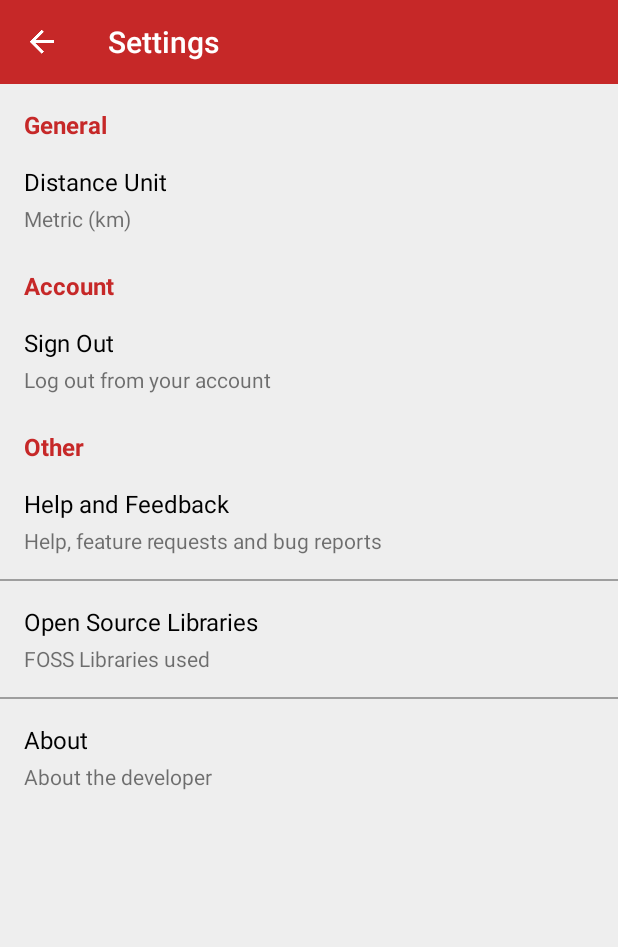
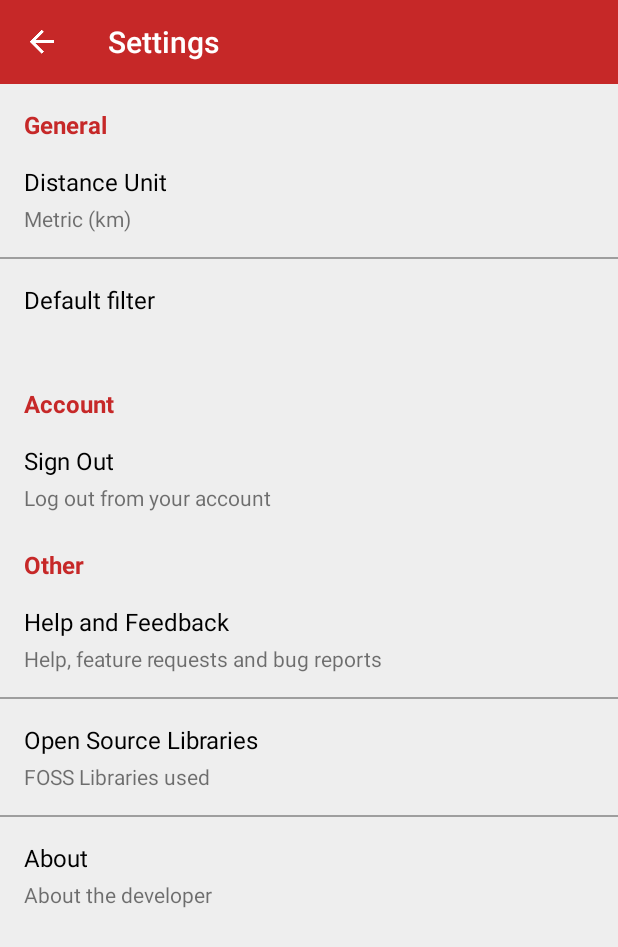
Before and after one commit to TobiPristupin/RUN, an Android app: the screen it shows after launch once a user with an empty profile is signed in (SettingsActivityView), in the side drawer, after a tap on "Settings", on a phone screen of 412 x 824 dp. Shown: the top 947 px of the screen. Run offline under Robolectric (Android 15) with nearby library versions, the phone set to English and light mode, and no system bars; our stand-ins replace CircleImageView, Firebase (no records; nobody signed in at launch, a user with empty details on screens opened directly), Picasso; libraries missing offline, so code that uses them is left out: com.jaredrummler.materialspinner, es.dmoral.toasty, jp.wasabeef.recyclerview; pictures from the network do not load; 11 statements that could not run were skipped.

Commit message:
Added enum to represent history fragment filters

```diff
--- a/app/src/main/java/com/example/tobias/run/app/MainPresenter.java
+++ b/app/src/main/java/com/example/tobias/run/app/MainPresenter.java
@@ -3,14 +3,13 @@ package com.example.tobias.run.app;
 import android.net.Uri;
 import android.support.annotation.NonNull;
 
+import com.example.tobias.run.data.Distance;
 import com.example.tobias.run.data.FirebaseDatabaseManager;
+import com.example.tobias.run.data.RunFilter;
 import com.example.tobias.run.data.SharedPreferenceRepository;
 import com.google.firebase.auth.FirebaseAuth;
 import com.google.firebase.auth.FirebaseUser;
 
-/**
- * Created by Tobi on 10/21/2017.
- */
 
 public class MainPresenter {
 
@@ -70,9 +69,13 @@ public class MainPresenter {
      * sets it to default value (mi)
      */
     public void initSharedPreferences(){
-        //Distance unit hasn't been initialized, user reset app or first time using
-        if (preferenceRepository.get(SharedPreferenceRepository.DISTANCE_UNIT_KEY) == null){
-            preferenceRepository.set(SharedPreferenceRepository.DISTANCE_UNIT_KEY, "km");
+        //If values haven't been set, add default values
+        if (preferenceRepository.getDistanceUnit() == null) {
+            preferenceRepository.setDistanceUnit(Distance.Unit.KM);
+        }
+
+        if (preferenceRepository.getRunFilter() == null) {
+            preferenceRepository.setRunFilter(RunFilter.MONTH);
         }
     }
 
--- a/app/src/main/java/com/example/tobias/run/data/Distance.java
+++ b/app/src/main/java/com/example/tobias/run/data/Distance.java
@@ -161,6 +161,17 @@ public class Distance implements Parcelable {
         }
 
 
+        public static Unit get(String value) {
+            switch (value.toLowerCase()) {
+                case "km":
+                    return KM;
+                case "mi":
+                    return MILE;
+                default:
+                    throw new RuntimeException();
+            }
+        }
+
         @Override
         public String toString() {
             return value;
--- /dev/null
+++ b/app/src/main/java/com/example/tobias/run/data/RunFilter.java
@@ -0,0 +1,22 @@
+package com.example.tobias.run.data;
+
+
+public enum RunFilter {
+    WEEK, MONTH, YEAR, ALL;
+
+
+    public static RunFilter get(String value) {
+        switch (value.toLowerCase()) {
+            case "week":
+                return WEEK;
+            case "month":
+                return MONTH;
+            case "year":
+                return YEAR;
+            case "all":
+                return ALL;
+            default:
+                throw new RuntimeException();
+        }
+    }
+}
--- a/app/src/main/java/com/example/tobias/run/data/SharedPreferenceManager.java
+++ b/app/src/main/java/com/example/tobias/run/data/SharedPreferenceManager.java
@@ -2,15 +2,17 @@ package com.example.tobias.run.data;
 
 import android.content.Context;
 import android.content.SharedPreferences;
-import android.support.annotation.Nullable;
+import android.util.Log;
 
 import com.example.tobias.run.R;
+
 /**
  * Created by Tobi on 10/21/2017.
  */
 
 public class SharedPreferenceManager implements SharedPreferenceRepository {
 
+    public static final String TAG = "SharedPreferenceManager";
     private SharedPreferences sharedPrefs;
 
     public SharedPreferenceManager(Context context){
@@ -19,23 +21,36 @@ public class SharedPreferenceManager implements SharedPreferenceRepository {
     }
 
     @Override
-    @Nullable
-    public Distance.Unit get(String key) {
-        String value = sharedPrefs.getString(key, null);
+    public Distance.Unit getDistanceUnit() {
+        String value = sharedPrefs.getString(SharedPreferenceRepository.DISTANCE_UNIT_KEY, null);
 
         if (value == null){
+            Log.d(TAG, "No value set for distance unit in shared preferences. Returned null");
             return null;
         }
 
-        if (value.equals("km")){
-            return Distance.Unit.KM;
-        }
-
-        return Distance.Unit.MILE;
+        return Distance.Unit.get(value);
     }
 
     @Override
-    public void set(String key, String value) {
-        sharedPrefs.edit().putString(key, value).apply();
+    public RunFilter getRunFilter() {
+        String value = sharedPrefs.getString(SharedPreferenceRepository.FILTER_KEY, null);
+
+        if (value == null) {
+            Log.d(TAG, "No value set for distance unit in shared preferences. Returned null");
+            return null;
+        }
+
+        return RunFilter.get(value);
+    }
+
+    @Override
+    public void setRunFilter(RunFilter filter) {
+        sharedPrefs.edit().putString(FILTER_KEY, filter.toString()).apply();
+    }
+
+    @Override
+    public void setDistanceUnit(Distance.Unit unit) {
+        sharedPrefs.edit().putString(DISTANCE_UNIT_KEY, unit.toString()).apply();
     }
 }
--- a/app/src/main/java/com/example/tobias/run/data/SharedPreferenceRepository.java
+++ b/app/src/main/java/com/example/tobias/run/data/SharedPreferenceRepository.java
@@ -7,7 +7,13 @@ package com.example.tobias.run.data;
 public interface SharedPreferenceRepository {
 
     String DISTANCE_UNIT_KEY = "distance_unit";
+    String FILTER_KEY = "filter";
 
-    Distance.Unit get(String key);
-    void set(String key, String value);
+    Distance.Unit getDistanceUnit();
+
+    void setDistanceUnit(Distance.Unit unit);
+
+    RunFilter getRunFilter();
+
+    void setRunFilter(RunFilter filter);
 }
--- a/app/src/main/java/com/example/tobias/run/editor/EditorPresenter.java
+++ b/app/src/main/java/com/example/tobias/run/editor/EditorPresenter.java
@@ -47,7 +47,7 @@ public class EditorPresenter {
     }
 
     private void setViewEditMode(){
-        Distance.Unit unit = preferenceRepository.get(SharedPreferenceRepository.DISTANCE_UNIT_KEY);
+        Distance.Unit unit = preferenceRepository.getDistanceUnit();
 
         String distanceText = RunUtils.distanceToString(runToEdit.getDistance(unit), unit);
         view.setDistanceText(distanceText);
--- a/app/src/main/java/com/example/tobias/run/editor/dialog/DistanceDialog.java
+++ b/app/src/main/java/com/example/tobias/run/editor/dialog/DistanceDialog.java
@@ -80,7 +80,7 @@ public class DistanceDialog {
      */
     private void initUnitText(){
         TextView unitText = rootView.findViewById(R.id.distance_unit);
-        unitText.setText(preferenceManager.get(SharedPreferenceRepository.DISTANCE_UNIT_KEY).toString());
+        unitText.setText(preferenceManager.getDistanceUnit().toString());
     }
 
     /**
@@ -90,7 +90,7 @@ public class DistanceDialog {
     private String formatValues(){
         String distance = null;
         distance = "" + numberPickerWhole.getValue() + "." + numberPickerDecimal.getValue() + " " +
-                preferenceManager.get(SharedPreferenceRepository.DISTANCE_UNIT_KEY);
+                preferenceManager.getDistanceUnit();
         return distance;
     }
 
--- a/app/src/main/java/com/example/tobias/run/history/HistoryFragmentView.java
+++ b/app/src/main/java/com/example/tobias/run/history/HistoryFragmentView.java
@@ -25,6 +25,7 @@ import android.widget.RelativeLayout;
 import com.example.tobias.run.R;
 import com.example.tobias.run.data.FirebaseDatabaseManager;
 import com.example.tobias.run.data.Run;
+import com.example.tobias.run.data.RunFilter;
 import com.example.tobias.run.editor.EditorActivityView;
 import com.example.tobias.run.history.adapter.HistoryRecyclerViewAdapter;
 import com.example.tobias.run.utils.VerticalDividerItemDecoration;
@@ -239,8 +240,9 @@ public class HistoryFragmentView extends Fragment implements HistoryView {
      * @return current state of filter spinner
      */
     @Override
-    public String getDataFilter() {
-        return dateSpinner.getItems().get(dateSpinner.getSelectedIndex()).toString();
+    public RunFilter getDataFilter() {
+        String value = dateSpinner.getItems().get(dateSpinner.getSelectedIndex()).toString();
+        return RunFilter.get(value);
     }
 
     @Override
--- a/app/src/main/java/com/example/tobias/run/history/HistoryPresenter.java
+++ b/app/src/main/java/com/example/tobias/run/history/HistoryPresenter.java
@@ -2,6 +2,7 @@ package com.example.tobias.run.history;
 
 import com.example.tobias.run.data.ObservableDatabase;
 import com.example.tobias.run.data.Run;
+import com.example.tobias.run.data.RunFilter;
 import com.example.tobias.run.data.RunPredicates;
 import com.example.tobias.run.interfaces.Observer;
 import com.example.tobias.run.utils.DateUtils;
@@ -59,26 +60,26 @@ public class HistoryPresenter implements Observer<List<Run>>{
      * Then finishes action mode in view and shows the view's empty view if needed.
      */
     public void updateViewData(){
-        String filter = view.getDataFilter();
+        RunFilter filter = view.getDataFilter();
         displayedRunsList.clear();
 
         switch (filter){
-            case "Week" :
+            case WEEK:
                 List<Run> weekRuns = RunUtils.filterList(allRunsList,
                         RunPredicates.isRunBetween(DateUtils.getStartOfWeek(), DateUtils.getEndOfWeek()));
                 displayedRunsList.addAll(weekRuns);
                 break;
-            case "Month" :
+            case MONTH:
                 List<Run> monthRuns = RunUtils.filterList(allRunsList,
                         RunPredicates.isRunBetween(DateUtils.getStartOfMonth(), DateUtils.getEndOfMonth()));
                 displayedRunsList.addAll(monthRuns);
                 break;
-            case "Year" :
+            case YEAR:
                 List<Run> yearRuns = RunUtils.filterList(allRunsList,
                         RunPredicates.isRunBetween(DateUtils.getStartOfYear(), DateUtils.getEndOfYear()));
                 displayedRunsList.addAll(yearRuns);
                 break;
-            case "All" :
+            case ALL:
                 displayedRunsList.addAll(allRunsList);
         }
 
--- a/app/src/main/java/com/example/tobias/run/history/HistoryView.java
+++ b/app/src/main/java/com/example/tobias/run/history/HistoryView.java
@@ -3,6 +3,7 @@ package com.example.tobias.run.history;
 import android.support.annotation.Nullable;
 
 import com.example.tobias.run.data.Run;
+import com.example.tobias.run.data.RunFilter;
 
 import java.util.List;
 
@@ -13,14 +14,22 @@ import java.util.List;
 public interface HistoryView {
 
     void finishActionMode();
+
     void actionModeSetEditVisible(boolean visible);
+
     void actionModeSetTitle(String title);
+
     void actionModeInvalidate();
+
     void setData(List<Run> data);
-    String getDataFilter();
+
+    RunFilter getDataFilter();
 
     void showEmptyView();
+
     void removeEmptyView();
+
     void showDeleteDialog(List<Integer> selectedItems);
+
     void sendIntentEditorActivity(@Nullable Run runToEdit);
 }
--- a/app/src/main/java/com/example/tobias/run/settings/SettingsPresenter.java
+++ b/app/src/main/java/com/example/tobias/run/settings/SettingsPresenter.java
@@ -31,7 +31,7 @@ public class SettingsPresenter {
             @Override
             public void onOptionSelected(Distance.Unit unit) {
                 view.setDistanceUnitText(formatDistanceUnitText(unit));
-                sharedPref.set(SharedPreferenceRepository.DISTANCE_UNIT_KEY, unit.toString());
+                sharedPref.setDistanceUnit(unit);
             }
         };
 
@@ -80,6 +80,6 @@ public class SettingsPresenter {
     }
 
     private Distance.Unit getDistanceUnit() {
-        return sharedPref.get(SharedPreferenceRepository.DISTANCE_UNIT_KEY);
+        return sharedPref.getDistanceUnit();
     }
 }
--- a/app/src/main/java/com/example/tobias/run/settings/dialogs/DistanceUnitDialog.java
+++ b/app/src/main/java/com/example/tobias/run/settings/dialogs/DistanceUnitDialog.java
@@ -26,7 +26,7 @@ public class DistanceUnitDialog {
 
         builder.setTitle("Distance Unit");
 
-        int checkedItem = preferenceManager.get(SharedPreferenceRepository.DISTANCE_UNIT_KEY).equals(Distance.Unit.KM) ? 0 : 1;
+        int checkedItem = preferenceManager.getDistanceUnit().equals(Distance.Unit.KM) ? 0 : 1;
         CharSequence[] items = new String[]{"Metric (" + Distance.Unit.KM + ")", "Imperial (" + Distance.Unit.MILE + ")"};
         builder.setSingleChoiceItems(items, checkedItem, new DialogInterface.OnClickListener() {
             @Override
--- a/app/src/main/java/com/example/tobias/run/stats/mileage/StatsFragmentMileageView.java
+++ b/app/src/main/java/com/example/tobias/run/stats/mileage/StatsFragmentMileageView.java
@@ -131,7 +131,7 @@ public class StatsFragmentMileageView extends Fragment implements StatsMileageVi
     }
 
     private void initOverviewItems(){
-        Distance.Unit unit = sharedPrefRepository.get(SharedPreferenceRepository.DISTANCE_UNIT_KEY);
+        Distance.Unit unit = sharedPrefRepository.getDistanceUnit();
 
         View overviewItemMonth = rootView.findViewById(R.id.stats_mileage_overview_item_month);
         ((TextView) overviewItemMonth.findViewById(R.id.overview_item_value_text)).setText("This month");
@@ -326,7 +326,7 @@ public class StatsFragmentMileageView extends Fragment implements StatsMileageVi
     }
 
     private void setGraphData(List<BarEntry> barEntries, BarChart chart){
-        Distance.Unit unit = sharedPrefRepository.get(SharedPreferenceRepository.DISTANCE_UNIT_KEY);
+        Distance.Unit unit = sharedPrefRepository.getDistanceUnit();
         BarDataSet barDataSet = new BarDataSet(barEntries, "Distance (" + unit + ")");
         barDataSet.setValueTextSize(10);
         barDataSet.setColor(getResources().getColor(R.color.DarkPink));
--- a/app/src/main/java/com/example/tobias/run/stats/mileage/StatsMileagePresenter.java
+++ b/app/src/main/java/com/example/tobias/run/stats/mileage/StatsMileagePresenter.java
@@ -321,7 +321,7 @@ public class StatsMileagePresenter implements Observer<List<Run>> {
 
 
     private Distance.Unit getDistanceUnit(){
-        return sharedPrefRepository.get(SharedPreferenceRepository.DISTANCE_UNIT_KEY);
+        return sharedPrefRepository.getDistanceUnit();
     }
 
 
--- a/app/src/main/java/com/example/tobias/run/stats/personalrecords/StatsPrsPresenter.java
+++ b/app/src/main/java/com/example/tobias/run/stats/personalrecords/StatsPrsPresenter.java
@@ -212,7 +212,7 @@ public class StatsPrsPresenter implements Observer<List<Run>> {
     }
 
     private Distance.Unit getDistanceUnit(){
-        return sharedPref.get(SharedPreferenceRepository.DISTANCE_UNIT_KEY);
+        return sharedPref.getDistanceUnit();
     }
 
 }
--- a/app/src/main/res/layout/activity_settings.xml
+++ b/app/src/main/res/layout/activity_settings.xml
@@ -60,6 +60,43 @@
                 android:layout_marginTop="4dp"
                 android:textSize="14sp"
                 tools:text="Imperial (mi)" />
+
+        </RelativeLayout>
+
+        <View
+            android:layout_width="match_parent"
+            android:layout_height="1dp"
+            android:background="@color/Grey" />
+
+        <RelativeLayout
+            android:id="@+id/settings_filter_container"
+            android:layout_width="match_parent"
+            android:layout_height="wrap_content"
+            android:clickable="true"
+            android:focusable="true"
+            android:foreground="?attr/selectableItemBackground"
+            android:paddingBottom="16dp"
+            android:paddingTop="16dp">
+
+            <TextView
+                android:id="@+id/settings_filter_text"
+                android:layout_width="wrap_content"
+                android:layout_height="wrap_content"
+                android:layout_alignParentLeft="true"
+                android:layout_marginLeft="16dp"
+                android:text="Default filter"
+                android:textColor="@android:color/black"
+                android:textSize="16sp" />
+
+            <TextView
+                android:id="@+id/settings_filter_selection"
+                android:layout_width="wrap_content"
+                android:layout_height="wrap_content"
+                android:layout_below="@id/settings_filter_text"
+                android:layout_marginLeft="16dp"
+                android:layout_marginTop="4dp"
+                android:textSize="14sp"
+                tools:text="Month" />
 
         </RelativeLayout>
 
```
Also changed, not shown: app/src/main/java/com/example/tobias/run/history/adapter/HistoryRecyclerViewAdapter.java (+6 -6 lines).
